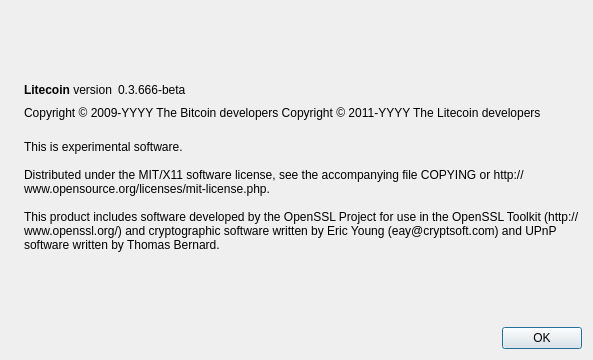
gamers-coin/gamecredits, file src/qt/forms/aboutdialog.ui: the form before one commit.
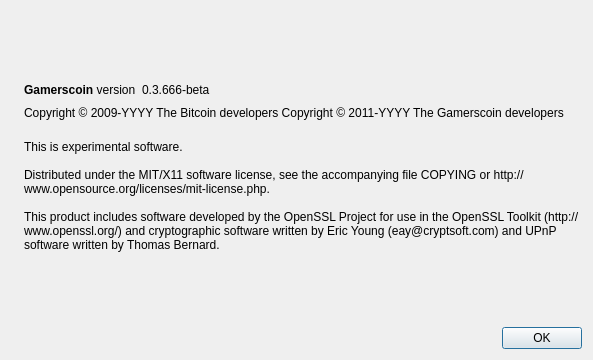
The form after the commit. Icons and pictures are not drawn.

What changed in the file:
```diff
--- a/src/qt/forms/aboutdialog.ui
+++ b/src/qt/forms/aboutdialog.ui
@@ -50,7 +50,7 @@
           <cursorShape>IBeamCursor</cursorShape>
          </property>
          <property name="text">
-          <string>&lt;b&gt;Litecoin&lt;/b&gt; version</string>
+          <string>&lt;b&gt;Gamerscoin&lt;/b&gt; version</string>
          </property>
          <property name="textInteractionFlags">
           <set>Qt::LinksAccessibleByMouse|Qt::TextSelectableByKeyboard|Qt::TextSelectableByMouse</set>
@@ -92,7 +92,7 @@
        </property>
        <property name="text">
         <string notr="true">Copyright &amp;copy; 2009-YYYY The Bitcoin developers
-Copyright &amp;copy; 2011-YYYY The Litecoin developers</string>
+Copyright &amp;copy; 2011-YYYY The Gamerscoin developers</string>
        </property>
        <property name="textFormat">
         <enum>Qt::RichText</enum>
```
Left out of the diff: 2 changed lines with no effect on the pictures.
